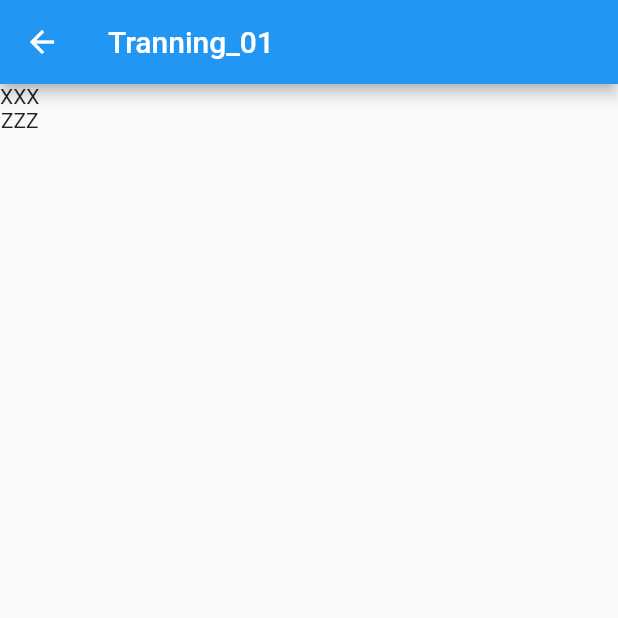
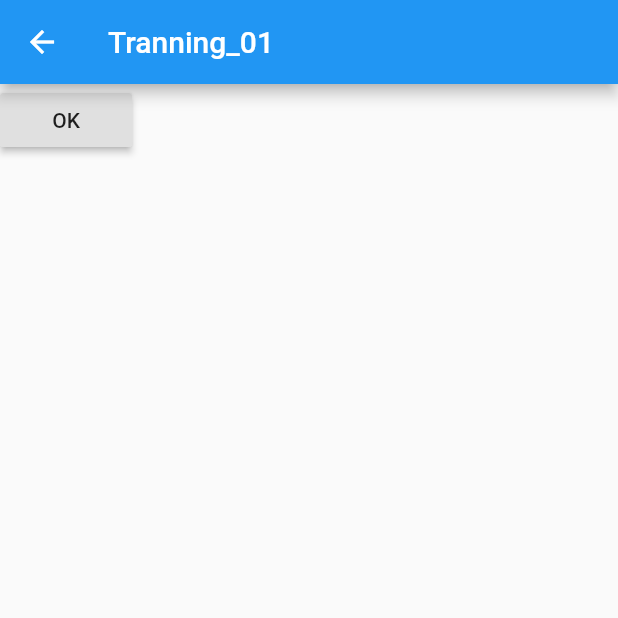
Before and after one commit to PawaOx4th/BaibuaChatbot, a Flutter app: the Emty_PageNavigation screen opened by its route, on a phone screen of 412 x 824 dp, the top half of it. Run offline on Flutter 3.47's test engine with Material 2 defaults, Android fonts, the phone set to English and light mode, and no system bars; our stand-ins replace googleapis_auth; project files that could hold a hidden picture were left out.

```diff
--- a/BaibuaAppchat/lib/Emty.dart
+++ b/BaibuaAppchat/lib/Emty.dart
@@ -1,3 +1,5 @@
+import 'dart:convert';
+
 import 'package:flutter/material.dart';
 
 class Emty_PageNavigation extends StatefulWidget {
@@ -9,6 +11,7 @@ class _Emty_PageNavigationState extends State<Emty_PageNavigation> {
   final String nameTab = "Tranning_01";
 
   List<String> _list = ['XXX', 'YYY', 'ZZZ'];
+  var user = {};
 
   @override
   Widget build(BuildContext context) {
@@ -23,12 +26,23 @@ class _Emty_PageNavigationState extends State<Emty_PageNavigation> {
           ),
         ),
         body: SafeArea(
-          child: Column(
-            children: _list.where((element) => element != 'YYY').map(
-              (element) {
-                return Text(element);
-              },
-            ).toList(),
+//          child: Column(
+//            children: _list.where((element) => element != 'YYY').map(
+//              (element) {
+//                return Text(element);
+//              },
+//            ).toList(),
+//          ),
+          child: RaisedButton(
+            onPressed: () {
+//              user['username'] = 'admin';
+//              user['password'] = '1234';
+//              print(user);
+//              String Json = json.encode(user);
+//              print(Json);
+
+            },
+            child: Text("OK"),
           ),
         ),
       ),
```
